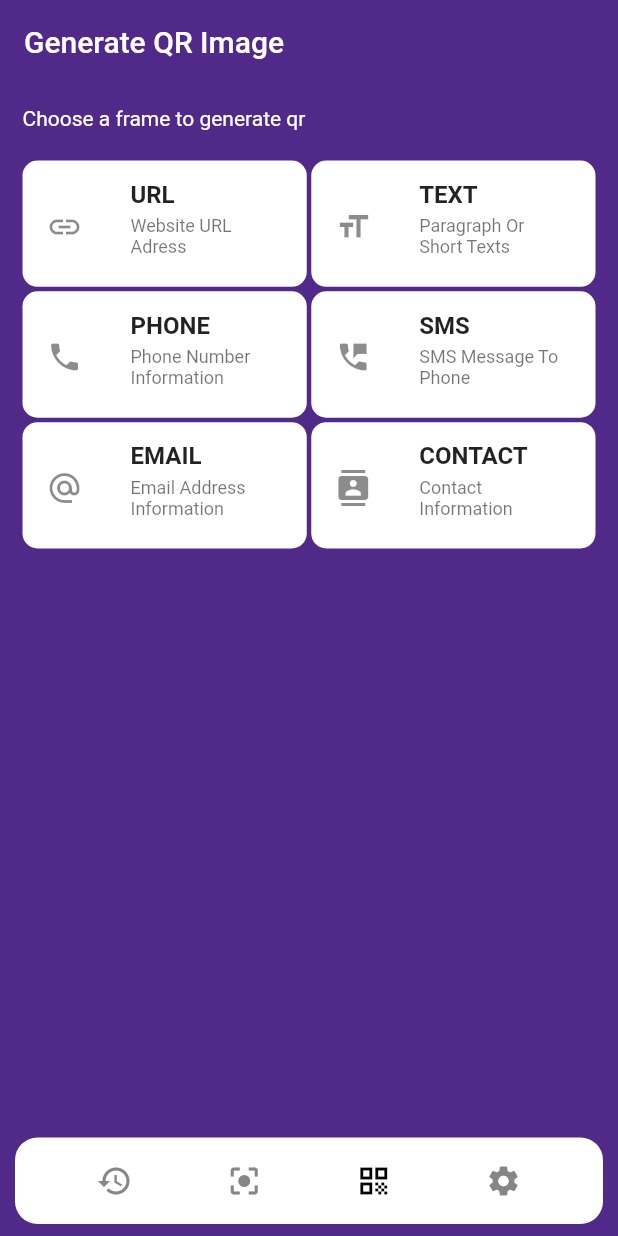
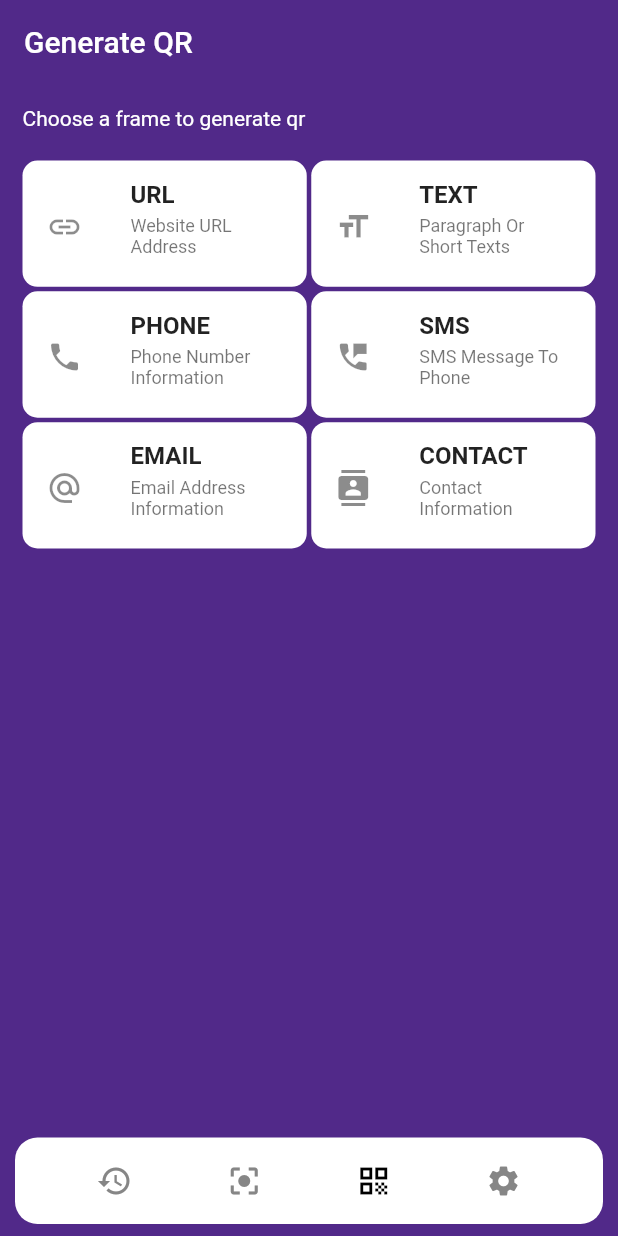
Before and after one commit to kedrakk/qrscannerapp, a Flutter app: the screen it shows after launch, item 3 of the bottom bar chosen, on a phone screen of 412 x 824 dp. Run offline on Flutter 3.47's test engine with Material 2 defaults, Android fonts, the phone set to English and light mode, and no system bars; our stand-ins replace flutter_svg, get, get_storage, google_mobile_ads, hive, hive_flutter and 5 more; missing offline and left inert: mobile_scanner, scan; accounts and stored records are empty.

Commit message:
change remaining locales

```diff
--- a/lib/screen/qr_pages/generate_qr_select.dart
+++ b/lib/screen/qr_pages/generate_qr_select.dart
@@ -1,5 +1,6 @@
 import 'package:flutter/material.dart';
 import 'package:get/get.dart';
+import 'package:qr_scanner_app/generated/locales.g.dart';
 import 'package:qr_scanner_app/model/generate_type.dart';
 import 'package:qr_scanner_app/screen/qr_pages/generate_qr.dart';
 import 'package:qr_scanner_app/screen/qr_pages/generate_qr_sms.dart';
@@ -13,32 +14,32 @@ class GenerateQRSelectPage extends StatelessWidget {
     GenerateType(
       leadingIcon: const Icon(Icons.link),
       title: "URL",
-      subtitle: "Website URL Adress",
+      subtitle: LocaleKeys.urldesc.tr,
     ),
     GenerateType(
       leadingIcon: const Icon(Icons.format_size),
       title: "TEXT",
-      subtitle: "Paragraph Or Short Texts",
+      subtitle: LocaleKeys.textdesc.tr,
     ),
     GenerateType(
       leadingIcon: const Icon(Icons.phone),
       title: "PHONE",
-      subtitle: "Phone Number Information",
+      subtitle: LocaleKeys.phonedesc.tr,
     ),
     GenerateType(
       leadingIcon: const Icon(Icons.perm_phone_msg),
       title: "SMS",
-      subtitle: "SMS Message To Phone",
+      subtitle: LocaleKeys.smsdesc.tr,
     ),
     GenerateType(
       leadingIcon: const Icon(Icons.alternate_email),
       title: "EMAIL",
-      subtitle: "Email Address Information",
+      subtitle: LocaleKeys.emaildesc.tr,
     ),
     GenerateType(
       leadingIcon: const Icon(Icons.contacts),
       title: "CONTACT",
-      subtitle: "Contact Information",
+      subtitle: LocaleKeys.contactdesc.tr,
     ),
   ];
 
@@ -46,7 +47,7 @@ class GenerateQRSelectPage extends StatelessWidget {
   Widget build(BuildContext context) {
     return Scaffold(
       appBar: AppBar(
-        title: const Text("Generate QR Image"),
+        title: Text(LocaleKeys.generateqr.tr),
       ),
       body: Container(
         margin: const EdgeInsets.all(10),
@@ -54,9 +55,9 @@ class GenerateQRSelectPage extends StatelessWidget {
         child: Column(
           crossAxisAlignment: CrossAxisAlignment.start,
           children: [
-            const Padding(
-              padding: EdgeInsets.only(bottom: 20.0),
-              child: Text("Choose a frame to generate qr"),
+            Padding(
+              padding: const EdgeInsets.only(bottom: 20.0),
+              child: Text(LocaleKeys.chooseaframe.tr),
             ),
             GridView.count(
               shrinkWrap: true,
--- a/lib/widgets/bottomsheets.dart
+++ b/lib/widgets/bottomsheets.dart
@@ -29,7 +29,7 @@ void showThemeBottomSheet(BuildContext context) {
           Padding(
             padding: const EdgeInsets.symmetric(vertical: 15.0),
             child: Text(
-              "Please Select Your Theme",
+              LocaleKeys.pleaseselectyourtheme.tr,
               style: MyTheme.textStyle.copyWith(
                 fontWeight: FontWeight.bold,
                 fontSize: 17,
@@ -98,7 +98,7 @@ void showLanguageBottomSheet(BuildContext context) {
           Padding(
             padding: const EdgeInsets.symmetric(vertical: 15.0),
             child: Text(
-              "Please Select Your Language",
+              LocaleKeys.pleaseelectyourlanguage.tr,
               style: MyTheme.textStyle.copyWith(
                 fontWeight: FontWeight.bold,
                 fontSize: 17,
```
Also changed, not shown: assets/locale/en.json (+12 -1 lines), assets/locale/es.json (+12 -1 lines), assets/locale/mm.json (+12 -1 lines), lib/widgets/generate_widgets/single_field_widget.dart (+5 -3 lines), lib/widgets/generate_widgets/smsfield.dart (+5 -3 lines), lib/generated/locales.g.dart.
